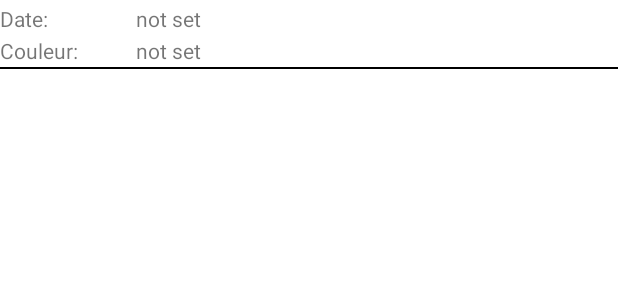
After one commit to GuilhemMagaud/B3TempoMagaud, an Android app: the layout tempo_date_item_v2.xml on its own in the app's theme, with its tools: preview values and no code run, on a phone screen of 412 x 824 dp. The commit adds this screen. Shown: the top 300 px of the screen. Run offline under Robolectric (Android 15) with nearby library versions, the phone set to English and light mode, and no system bars; network calls fail.

Commit message:
evolution 3 check

```diff
--- a/app/src/main/java/com/example/b3tempomagaud/HistoryActivity.java
+++ b/app/src/main/java/com/example/b3tempomagaud/HistoryActivity.java
@@ -56,7 +56,7 @@ public class HistoryActivity extends AppCompatActivity {
         try{
             YearBefore = String.valueOf(Integer.parseInt(YearNow) - 1);
         }catch(NumberFormatException e){
-
+            Log.e(LOG_TAG, e.getMessage());
         }
 
         if (edfApi != null) {
--- a/app/src/main/res/layout/tempo_date_item.xml
+++ b/app/src/main/res/layout/tempo_date_item.xml
@@ -34,7 +34,8 @@
         app:layout_constraintBottom_toBottomOf="parent"
         app:layout_constraintEnd_toEndOf="parent"
         app:layout_constraintStart_toStartOf="@+id/guideline"
-        app:layout_constraintTop_toTopOf="parent">
+        app:layout_constraintTop_toTopOf="parent"
+        >
 
     </FrameLayout>
 
--- /dev/null
+++ b/app/src/main/res/layout/tempo_date_item_v2.xml
@@ -0,0 +1,84 @@
+<?xml version="1.0" encoding="utf-8"?>
+<androidx.constraintlayout.widget.ConstraintLayout xmlns:android="http://schemas.android.com/apk/res/android"
+    xmlns:app="http://schemas.android.com/apk/res-auto"
+    xmlns:tools="http://schemas.android.com/tools"
+    android:layout_width="match_parent"
+    android:layout_height="wrap_content">
+
+    <androidx.constraintlayout.widget.Guideline
+        android:id="@+id/guideline4"
+        android:layout_width="wrap_content"
+        android:layout_height="wrap_content"
+        android:orientation="vertical"
+        app:layout_constraintGuide_percent="0.20" />
+
+    <TextView
+        android:id="@+id/textView3"
+        android:layout_width="wrap_content"
+        android:layout_height="wrap_content"
+        android:text="@string/tpi_date"
+        app:layout_constraintBottom_toTopOf="@+id/textView4"
+        app:layout_constraintStart_toStartOf="parent"
+        app:layout_constraintTop_toTopOf="parent" />
+
+    <TextView
+        android:id="@+id/textView4"
+        android:layout_width="wrap_content"
+        android:layout_height="wrap_content"
+        android:text="@string/tpi_couleur"
+        app:layout_constraintBottom_toBottomOf="parent"
+        app:layout_constraintStart_toStartOf="parent"
+        app:layout_constraintTop_toBottomOf="@+id/textView3" />
+
+    <TextView
+        android:id="@+id/textView5"
+        android:layout_width="0dp"
+        android:layout_height="match_parent"
+        android:layout_marginStart="8dp"
+        android:text="not set"
+        app:layout_constraintBottom_toTopOf="@+id/textView6"
+        app:layout_constraintEnd_toEndOf="@+id/textView6"
+        app:layout_constraintStart_toStartOf="@+id/guideline4"
+        app:layout_constraintTop_toTopOf="parent" />
+
+    <TextView
+        android:id="@+id/textView6"
+        android:layout_width="0dp"
+        android:layout_height="match_parent"
+        android:layout_marginStart="8dp"
+        android:layout_marginEnd="16dp"
+        android:text="not set"
+        app:layout_constraintBottom_toBottomOf="parent"
+        app:layout_constraintEnd_toStartOf="@+id/color_fl2"
+        app:layout_constraintHorizontal_bias="0.5"
+        app:layout_constraintStart_toEndOf="@+id/textView4"
+        app:layout_constraintStart_toStartOf="@+id/guideline4"
+        app:layout_constraintTop_toBottomOf="@+id/textView5" />
+
+    <FrameLayout
+        android:id="@+id/color_fl2"
+        android:layout_width="30dp"
+        android:layout_height="30dp"
+        android:layout_marginTop="8dp"
+        android:layout_marginEnd="8dp"
+        android:layout_marginBottom="8dp"
+        app:layout_constraintBottom_toBottomOf="parent"
+        app:layout_constraintDimensionRatio="1:1"
+        app:layout_constraintEnd_toEndOf="parent"
+        app:layout_constraintHorizontal_bias="0.5"
+        app:layout_constraintStart_toEndOf="@+id/textView6"
+        app:layout_constraintTop_toTopOf="parent">
+
+    </FrameLayout>
+
+    <FrameLayout
+        android:layout_width="0dp"
+        android:layout_height="1dp"
+        app:layout_constraintBottom_toBottomOf="parent"
+        app:layout_constraintEnd_toEndOf="parent"
+        app:layout_constraintStart_toStartOf="parent"
+        android:background="@color/black">
+
+    </FrameLayout>
+
+</androidx.constraintlayout.widget.ConstraintLayout>
--- a/app/src/main/res/values/strings.xml
+++ b/app/src/main/res/values/strings.xml
@@ -13,5 +13,8 @@
     <string name="tempo_blue_color_texte">bleu</string>
     <string name="tempo_unknow_color_texte">inconue</string>
     <string name="tempo_notif_text">la couleur de demain est</string>
+    <string name="tpi_date">Date:</string>
+    <string name="tpi_couleur">Couleur:</string>
+
 
 </resources>
```
Also changed, not shown: app/src/main/java/com/example/b3tempomagaud/HistoryActivityV2.java (+64 -0 lines), app/src/main/java/com/example/b3tempomagaud/TempoAdapterV2.java (added, +60 -0 lines), app/src/main/java/com/example/b3tempomagaud/Tools.java (+18 -1 lines), app/src/main/res/layout/activity_history_v2.xml (+17 -3 lines).
